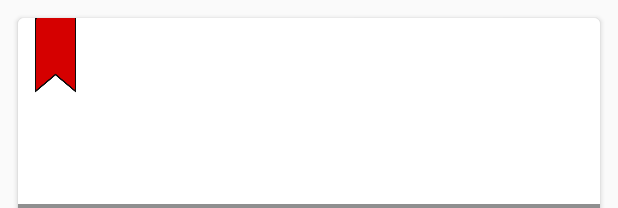
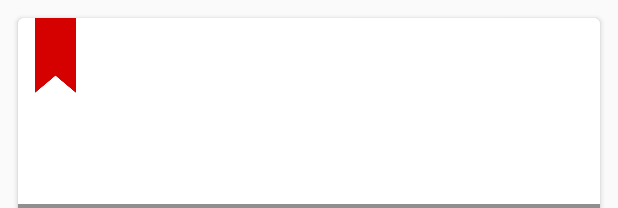
Before and after one commit to seonmee/KIT, an Android app: the layout news_cell.xml on its own in the app's theme, with its tools: preview values and no code run, on a phone screen of 412 x 824 dp. Shown: the top 208 px of the screen. Run offline under Robolectric (Android 15) with nearby library versions, the phone set to English and light mode, and no system bars; plain views replace SimpleDraweeView; network calls fail.

```diff
--- a/app/src/main/java/com/example/kit/newsEnglishFragment.java
+++ b/app/src/main/java/com/example/kit/newsEnglishFragment.java
@@ -142,9 +142,6 @@ public class newsEnglishFragment extends Fragment {
                                             Object obj = v.getTag();
                                             if(obj != null){
                                                 int position = (int) obj;
-                                                //((NewsAdapter)mAdapter).getNews(position).getContent();
-                                                //Intent intent = new Intent(Intent.ACTION_VIEW,Uri.parse(((NewsAdapter)mAdapter).getNews(position).getUrl()));
-                                                //startActivity(intent);
                                                 Intent intent = new Intent(getActivity(),NewsDetail.class);
                                                 intent.putExtra("content", ((NewsAdapter)mAdapter).getNews(position).getUrl());
                                                 startActivity(intent);
--- a/app/src/main/java/com/example/kit/newsKoreanFragment.java
+++ b/app/src/main/java/com/example/kit/newsKoreanFragment.java
@@ -132,9 +132,6 @@ public class newsKoreanFragment extends Fragment {
                 Object obj = v.getTag();
                 if(obj != null){
                     int position = (int) obj;
-                    //((NewsAdapter)mAdapter).getNews(position).getContent();
-                    //Intent intent = new Intent(Intent.ACTION_VIEW,Uri.parse(((NewsAdapter)mAdapter).getNews(position).getUrl()));
-                    //startActivity(intent);
                     Intent intent = new Intent(getActivity(),NewsDetail.class);
                     intent.putExtra("content", ((NewsAdapter)mAdapter).getNews(position).getUrl());
                     startActivity(intent);
--- a/app/src/main/res/layout/news_cell.xml
+++ b/app/src/main/res/layout/news_cell.xml
@@ -33,7 +33,7 @@
                     android:layout_width="50dp"
                     android:layout_height="50dp"
                     android:layout_gravity="bottom|left"
-                    android:src="@drawable/bookmark2" />
+                    android:src="@drawable/bookmark_blank" />
 
                 <TextView
                     android:id="@+id/TextView_title"
@@ -41,8 +41,8 @@
                     android:layout_height="60dp"
                     android:layout_alignParentBottom="true"
                     android:background="#70000000"
+                    android:ellipsize="end"
                     android:gravity="center"
-                    android:ellipsize="end"
                     android:maxLines="2"
                     android:paddingLeft="6dp"
                     android:paddingRight="6dp"
```
Also changed, not shown: app/src/main/res/drawable/bookmark.png (added), app/src/main/res/drawable/bookmark2.png (deleted), app/src/main/res/drawable/bookmark_blank.png (added), build.gradle (line endings or trailing spaces).
